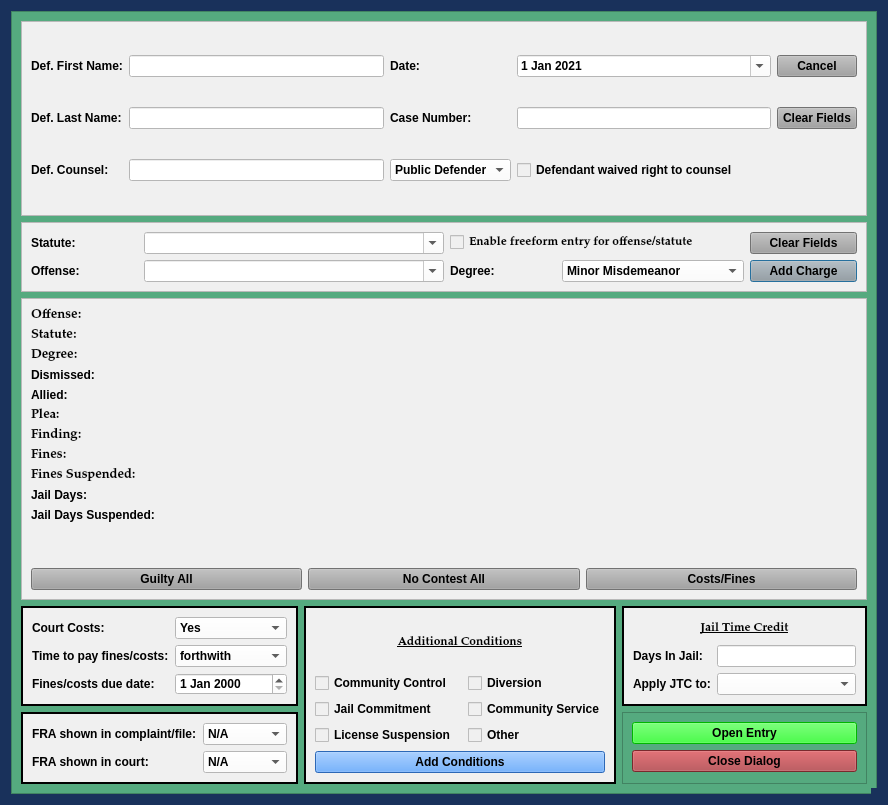
This is package/views/ui/JailCCPleaDialog.ui in HunterProgram22/MuniEntry as Qt 5 draws it before an edit. The edited form follows.
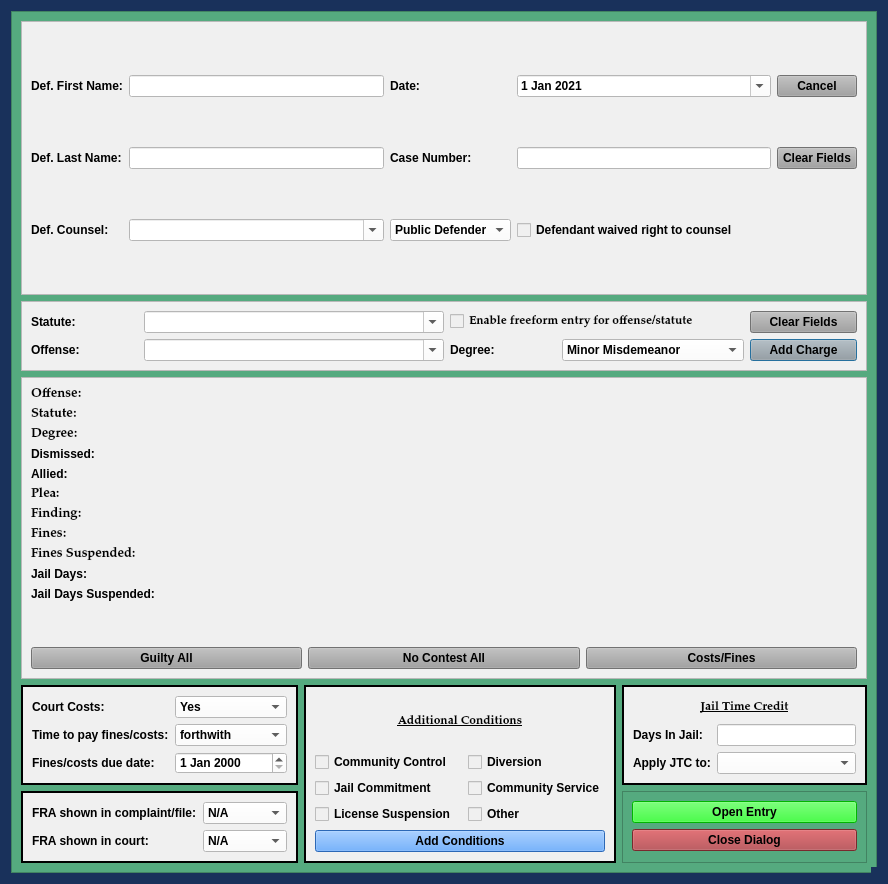
This is the edited form.

Commit message: Updated defense counsel to combobox and added attorneys to load.

What changed in the file:
```diff
--- a/package/views/ui/JailCCPleaDialog.ui
+++ b/package/views/ui/JailCCPleaDialog.ui
@@ -10,7 +10,7 @@
     <x>0</x>
     <y>0</y>
     <width>888</width>
-    <height>805</height>
+    <height>884</height>
    </rect>
   </property>
   <property name="sizePolicy">
@@ -679,13 +679,6 @@
             </property>
            </widget>
           </item>
-          <item row="2" column="1">
-           <widget class="QLineEdit" name="defense_counsel_name_box">
-            <property name="styleSheet">
-             <string notr="true">background-color: rgb(255, 255, 255);</string>
-            </property>
-           </widget>
-          </item>
           <item row="2" column="2">
            <widget class="QComboBox" name="defense_counsel_type_box">
             <property name="styleSheet">
@@ -710,6 +703,16 @@
             </property>
            </widget>
           </item>
+          <item row="2" column="1">
+           <widget class="QComboBox" name="defense_counsel_name_box">
+            <property name="styleSheet">
+             <string notr="true">background-color: rgb(255, 255, 255);</string>
+            </property>
+            <property name="editable">
+             <bool>true</bool>
+            </property>
+           </widget>
+          </item>
          </layout>
         </widget>
        </item>
```
Left out of the diff: 2 changed lines with no effect on the pictures. The commit also changes 16 other files.
